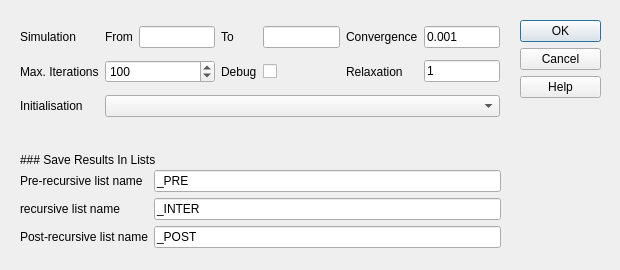
plan-be/iode, file gui/menu/compute/compute_scc_simulation.ui: the form before one commit.
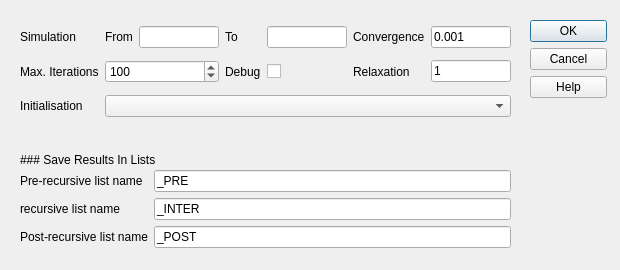
The form after the commit. Icons and pictures are not drawn. Custom widgets are drawn as their Qt base class.

Commit message: GUI: (Compute Menu) added missing keyboard shortcuts

The edit to the form file:
```diff
--- a/gui/menu/compute/compute_scc_simulation.ui
+++ b/gui/menu/compute/compute_scc_simulation.ui
@@ -29,28 +29,12 @@
    <iconset>
     <normaloff>icons/Iodenew.ico</normaloff>icons/Iodenew.ico</iconset>
   </property>
-  <widget class="QDialogButtonBox" name="buttonBox">
-   <property name="geometry">
-    <rect>
-     <x>520</x>
-     <y>20</y>
-     <width>81</width>
-     <height>91</height>
-    </rect>
-   </property>
-   <property name="orientation">
-    <enum>Qt::Vertical</enum>
-   </property>
-   <property name="standardButtons">
-    <set>QDialogButtonBox::Cancel|QDialogButtonBox::Help|QDialogButtonBox::Ok</set>
-   </property>
-  </widget>
   <widget class="QLabel" name="label_save_title">
    <property name="geometry">
     <rect>
      <x>20</x>
      <y>150</y>
-     <width>479</width>
+     <width>491</width>
      <height>19</height>
     </rect>
    </property>
@@ -66,7 +50,7 @@
     <rect>
      <x>20</x>
      <y>170</y>
-     <width>481</width>
+     <width>491</width>
      <height>80</height>
     </rect>
    </property>
@@ -120,7 +104,7 @@
     <rect>
      <x>20</x>
      <y>20</y>
-     <width>480</width>
+     <width>491</width>
      <height>105</height>
     </rect>
    </property>
@@ -250,6 +234,79 @@
     </item>
    </layout>
   </widget>
+  <widget class="QWidget" name="layoutWidget_2">
+   <property name="geometry">
+    <rect>
+     <x>530</x>
+     <y>20</y>
+     <width>77</width>
+     <height>231</height>
+    </rect>
+   </property>
+   <layout class="QVBoxLayout" name="verticalLayout">
+    <item>
+     <widget class="QPushButton" name="OKButton">
+      <property name="sizePolicy">
+       <sizepolicy hsizetype="Fixed" vsizetype="Fixed">
+        <horstretch>0</horstretch>
+        <verstretch>0</verstretch>
+       </sizepolicy>
+      </property>
+      <property name="text">
+       <string>OK</string>
+      </property>
+      <property name="shortcut">
+       <string>F10</string>
+      </property>
+     </widget>
+    </item>
+    <item>
+     <widget class="QPushButton" name="cancelButton">
+      <property name="sizePolicy">
+       <sizepolicy hsizetype="Fixed" vsizetype="Fixed">
+        <horstretch>0</horstretch>
+        <verstretch>0</verstretch>
+       </sizepolicy>
+      </property>
+      <property name="text">
+       <string>Cancel</string>
+      </property>
+      <property name="shortcut">
+       <string>Esc</string>
+      </property>
+     </widget>
+    </item>
+    <item>
+     <widget class="QPushButton" name="helpButton">
+      <property name="sizePolicy">
+       <sizepolicy hsizetype="Fixed" vsizetype="Fixed">
+        <horstretch>0</horstretch>
+        <verstretch>0</verstretch>
+       </sizepolicy>
+      </property>
+      <property name="text">
+       <string>Help</string>
+      </property>
+      <property name="shortcut">
+       <string>F1</string>
+      </property>
+     </widget>
+    </item>
+    <item>
+     <spacer name="verticalSpacer">
+      <property name="orientation">
+       <enum>Qt::Vertical</enum>
+      </property>
+      <property name="sizeHint" stdset="0">
+       <size>
+        <width>20</width>
+        <height>40</height>
+       </size>
+      </property>
+     </spacer>
+    </item>
+   </layout>
+  </widget>
  </widget>
  <customwidgets>
   <customwidget>
```
Left out of the diff: 24 changed lines with no effect on the pictures. The commit also changes 4 other files.
